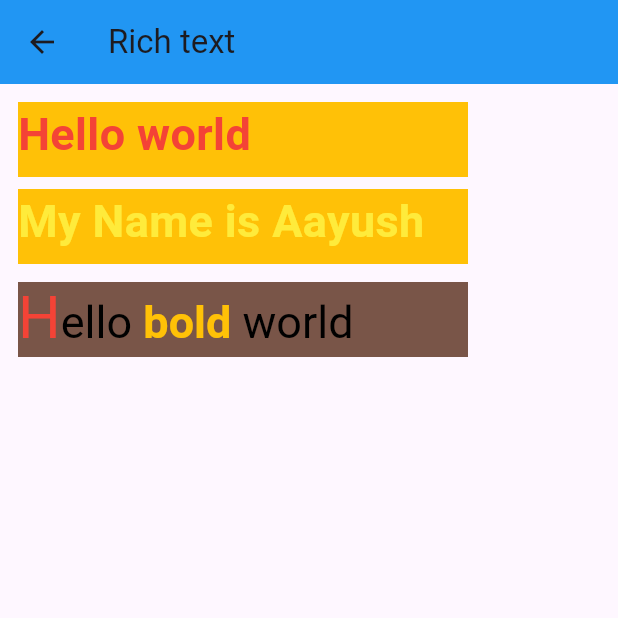
After one commit to Aaysuh-Subedi/flutterClass, a Flutter app: the RichTextScreen screen opened directly, on a phone screen of 412 x 824 dp, the top half of it. The commit adds this screen. Run offline on Flutter 3.47's test engine with Material 3 defaults, Android fonts, the phone set to English and light mode, and no system bars.

Commit message:
Layout Screen

```diff
--- a/lib/app.dart
+++ b/lib/app.dart
@@ -1,4 +1,6 @@
+import 'package:firstproject/screens/RichTextScreen.dart';
 import 'package:firstproject/screens/dashboard.dart';
+import 'package:firstproject/screens/flutterlayoutScreen.dart';
 import 'package:flutter/material.dart';
 
 class App extends StatelessWidget {
@@ -6,6 +8,6 @@ class App extends StatelessWidget {
 
   @override
   Widget build(BuildContext context) {
-    return MaterialApp(home: Dashboard());
+    return MaterialApp(home: FlutterLayoutScreen());
   }
 }
--- /dev/null
+++ b/lib/screens/RichTextScreen.dart
@@ -0,0 +1,83 @@
+import 'package:flutter/material.dart';
+
+class RichTextScreen extends StatelessWidget {
+  const RichTextScreen({super.key});
+
+  @override
+  Widget build(BuildContext context) {
+    return Scaffold(
+      appBar: AppBar(title: Text("Rich text"), backgroundColor: Colors.blue),
+
+      body: Padding(
+        padding: EdgeInsetsGeometry.all(12),
+        child: Column(
+          children: [
+            Container(
+              width: 300..isInfinite,
+              height: 50,
+              color: Colors.amber,
+              child: Text(
+                "Hello world",
+                style: TextStyle(
+                  fontSize: 30,
+                  fontWeight: FontWeight.bold,
+                  color: Colors.red,
+                ),
+              ),
+            ),
+            SizedBox(height: 8),
+            Container(
+              width: 300..isFinite,
+              height: 50,
+              color: Colors.amber,
+              child: Text(
+                "My Name is Aayush",
+                style: TextStyle(
+                  fontSize: 30,
+                  fontWeight: FontWeight.bold,
+                  color: Colors.yellow,
+                ),
+              ),
+            ),
+            SizedBox(height: 12),
+            Container(
+              width: 300..isFinite,
+              height: 50,
+              color: Colors.brown,
+              child: RichText(
+                text: const TextSpan(
+                  text: 'H',
+                  style: TextStyle(color: Colors.red, fontSize: 40),
+                  children: <TextSpan>[
+                    TextSpan(
+                      text: "ello",
+                      style: TextStyle(
+                        color: Colors.black,
+                        fontSize: 30,
+
+                        // fontWeight: FontWeight.bold,
+                      ),
+                    ),
+                    TextSpan(
+                      text: " bold",
+                      style: TextStyle(
+                        color: Colors.amber,
+                        fontWeight: FontWeight.bold,
+                        fontSize: 30,
+                      ),
+                    ),
+
+                    TextSpan(
+                      text: " world",
+                      style: TextStyle(fontSize: 30, color: Colors.black),
+                    ),
+                  ],
+                ),
+              ),
+            ),
+          ],
+        ),
+      ),
+    );
+  }
+}
```
Also changed, not shown: lib/screens/ArithmeticOperations.dart (+10 -2 lines), lib/screens/flutterlayoutScreen.dart (added, +32 -0 lines).
